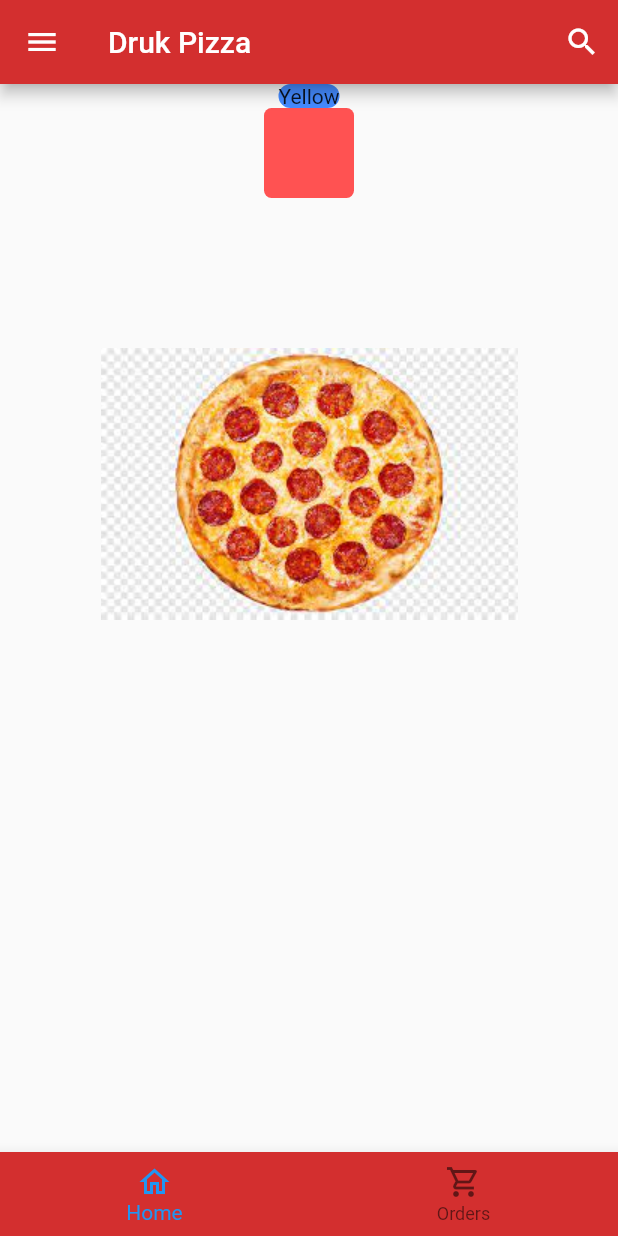
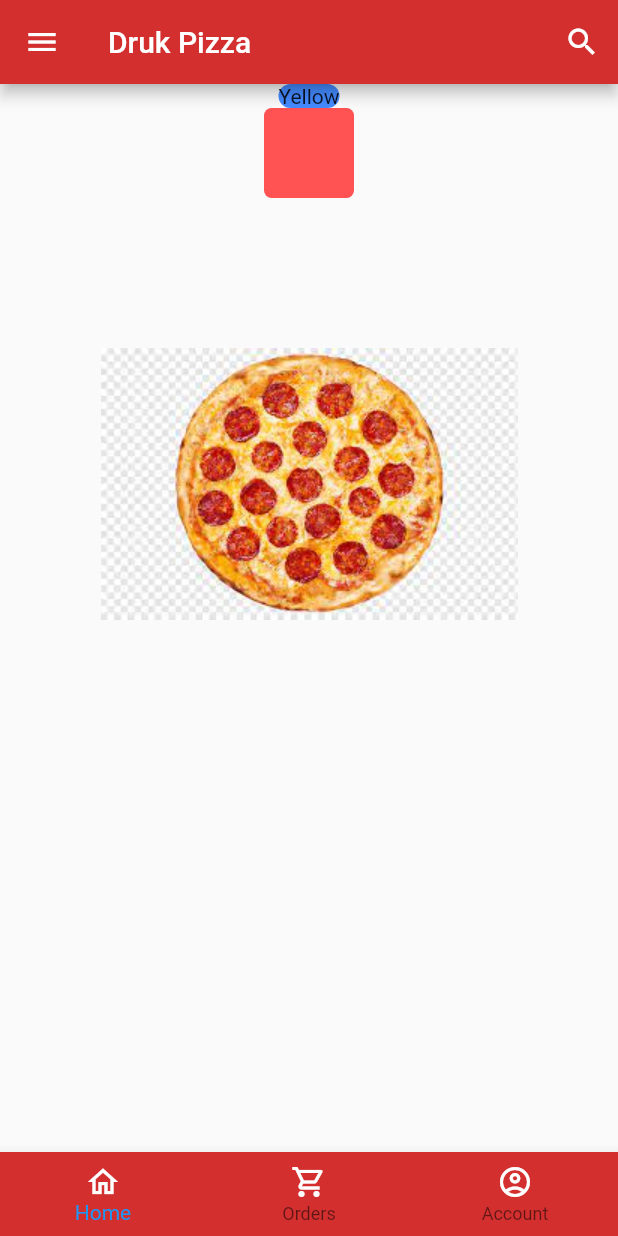
Before and after one commit to Thukten-Norbu999/druk_pizza, a Flutter app: the screen it shows after launch, on a phone screen of 412 x 824 dp. Run offline on Flutter 3.47's test engine with Material 2 defaults, Android fonts, the phone set to English and light mode, and no system bars.

Commit message:
Edited main.dart

```diff
--- a/lib/main.dart
+++ b/lib/main.dart
@@ -80,12 +80,22 @@ class _HomePageState extends State<HomePage> {
         backgroundColor: Colors.red.shade700,
         items: const [
           BottomNavigationBarItem(
-            icon: Icon(Icons.home_outlined),
+            icon: Icon(
+              Icons.home_outlined,
+              color: Colors.white,
+            ),
             label: 'Home',
           ),
           BottomNavigationBarItem(
-            icon: Icon(Icons.shopping_cart_outlined),
+            icon: Icon(Icons.shopping_cart_outlined, color: Colors.white),
             label: 'Orders',
+          ),
+          BottomNavigationBarItem(
+            icon: Icon(
+              Icons.account_circle_outlined,
+              color: Colors.white,
+            ),
+            label: 'Account',
           ),
         ],
       ),
```
